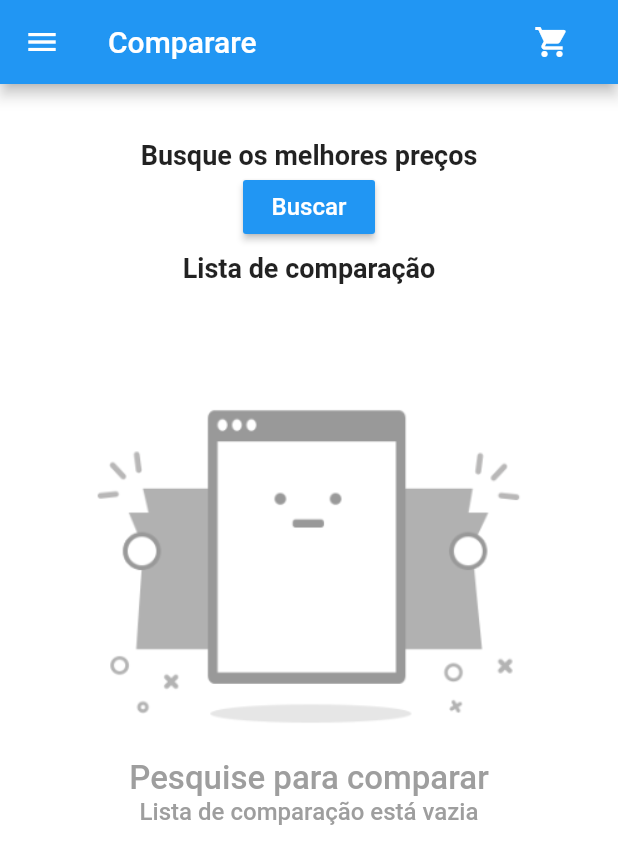
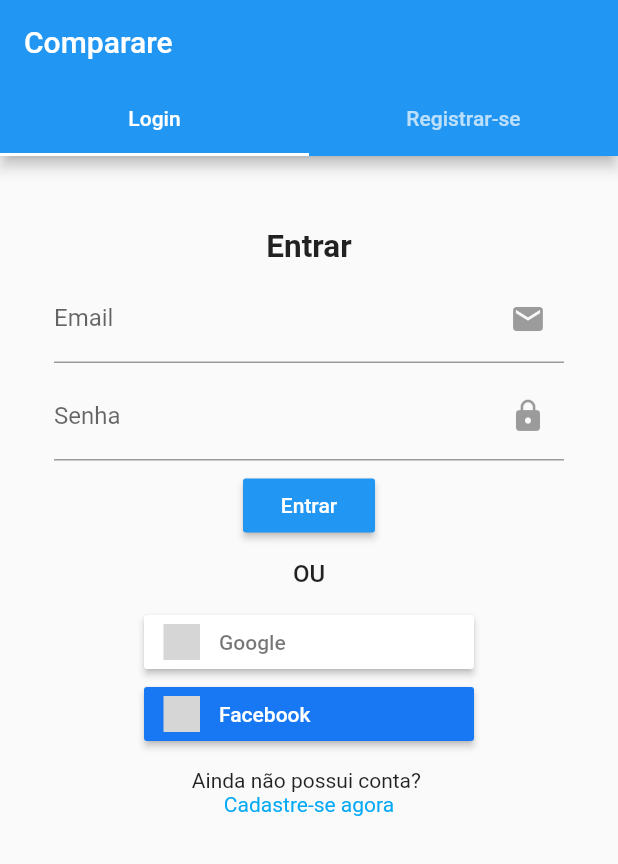
Before and after one commit to mukaschultze/comparare, a Flutter app: the screen it shows after launch, on a phone screen of 412 x 824 dp. Shown: the top 864 px of the screen. Run offline on Flutter 3.47's test engine with Material 2 defaults, Android fonts, the phone set to English and light mode, and no system bars; our stand-ins replace cloud_firestore, cloud_functions, firebase_core, flutter_signin_button, shared_preferences; missing offline and left inert: flutter_barcode_scanner; accounts and stored records are empty; grey boxes are pictures that could not be loaded.

Commit message:
Tela login saindo do forno

```diff
--- /dev/null
+++ b/comparare_app/lib/login/login.dart
@@ -0,0 +1,146 @@
+import 'package:flutter/cupertino.dart';
+import 'package:flutter/material.dart';
+
+import 'package:flutter_signin_button/flutter_signin_button.dart';
+
+class LoginPage extends StatefulWidget {
+  @override
+  _LoginPageState createState() => _LoginPageState();
+}
+
+class _LoginPageState extends State<LoginPage> {
+  @override
+  Widget build(BuildContext context) {
+    return Scaffold(
+      backgroundColor: Colors.white,
+      body: Body(),
+    );
+  }
+}
+
+class Body extends StatefulWidget {
+  @override
+  _BodyState createState() => _BodyState();
+}
+
+class _BodyState extends State<Body> {
+  @override
+  Widget build(BuildContext context) {
+    return Container(
+      child: DefaultTabController(
+        length: 2,
+        child: Scaffold(
+          appBar: AppBar(
+            bottom: TabBar(
+              tabs: [
+                Tab(
+                  text: "Login",
+                ),
+                Tab(
+                  text: "Registrar-se",
+                  // child: Login(),
+                ),
+              ],
+            ),
+            title: Text("Comparare"),
+          ),
+          body: TabBarView(
+            children: [Login(), Text("CADASTRO")],
+          ),
+        ),
+      ),
+    );
+  }
+}
+
+class Login extends StatelessWidget {
+  @override
+  Widget build(BuildContext context) {
+    return Container(
+      padding: EdgeInsets.all(36),
+      child: Column(
+        children: [
+          SizedBox(
+            height: 12,
+          ),
+          Text(
+            "Entrar",
+            style: TextStyle(
+              fontSize: 21,
+              fontWeight: FontWeight.bold,
+            ),
+          ),
+          SizedBox(
+            height: 6,
+          ),
+          TextField(
+            decoration: InputDecoration(
+                labelText: "Email",
+                hintText: "seu.email@gmail.com",
+                suffixIcon: IconButton(
+                  icon: Icon(Icons.email),
+                )),
+            keyboardType: TextInputType.emailAddress,
+          ),
+          SizedBox(
+            height: 6,
+          ),
+          TextField(
+            decoration: InputDecoration(
+                labelText: "Senha",
+                suffixIcon: IconButton(
+                  icon: Icon(Icons.lock),
+                )),
+            obscureText: true,
+            keyboardType: TextInputType.visiblePassword,
+          ),
+          SizedBox(
+            height: 6,
+          ),
+          RaisedButton(
+            onPressed: () => {},
+            child: Text("Entrar"),
+            color: Colors.blue,
+            textColor: Colors.white,
+          ),
+          SizedBox(
+            height: 12,
+          ),
+          Text(
+            "OU",
+            style: TextStyle(fontSize: 16, fontWeight: FontWeight.w500),
+          ),
+          SizedBox(
+            height: 12,
+          ),
+          SignInButton(
+            Buttons.Google,
+            text: "Google",
+            onPressed: () {},
+          ),
+          SignInButton(
+            Buttons.FacebookNew,
+            text: "Facebook",
+            onPressed: () {},
+          ),
+          SizedBox(
+            height: 12,
+          ),
+          Text(
+            "Ainda não possui conta? ",
+          ),
+          GestureDetector(
+            onTap: () {
+              // Navigator.pushNamed(context, "myRoute");
+              DefaultTabController.of(context).animateTo(1);
+            },
+            child: new Text(
+              "Cadastre-se agora",
+              style: TextStyle(color: Colors.lightBlue),
+            ),
+          )
+        ],
+      ),
+    );
+  }
+}
--- a/comparare_app/lib/main.dart
+++ b/comparare_app/lib/main.dart
@@ -2,6 +2,7 @@
 import 'package:firebase_core/firebase_core.dart';
 import 'package:flutter/material.dart';
 
+import 'package:comparare_app/login/login.dart';
 import "services/precos.service.dart";
 
 void main() async {
@@ -33,7 +34,7 @@
         // closer together (more dense) than on mobile platforms.
         visualDensity: VisualDensity.adaptivePlatformDensity,
       ),
-      home: SearchPage(),
+      home: LoginPage(),
     );
   }
 }
--- a/comparare_app/pubspec.yaml
+++ b/comparare_app/pubspec.yaml
@@ -38,6 +38,8 @@
   firebase_core: ^0.5.2+1
 
   shared_preferences: any
+
+  flutter_signin_button: ^1.1.0
 
   # Add the dependency for the FlutterFire plugin for Google Analytics
   # firebase_analytics: ^5.0.2
```
Also changed, not shown: comparare_app/pubspec.lock.
